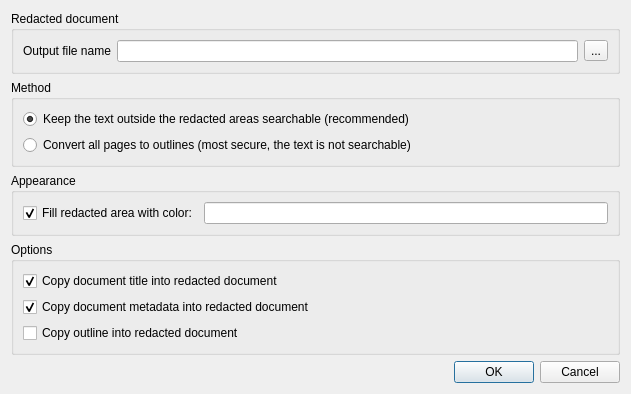
Before: the Qt Designer form Pdf4QtEditorPlugins/RedactPlugin/createredacteddocumentdialog.ui in firehouse360/PDF-Fire, drawn with Qt 5.
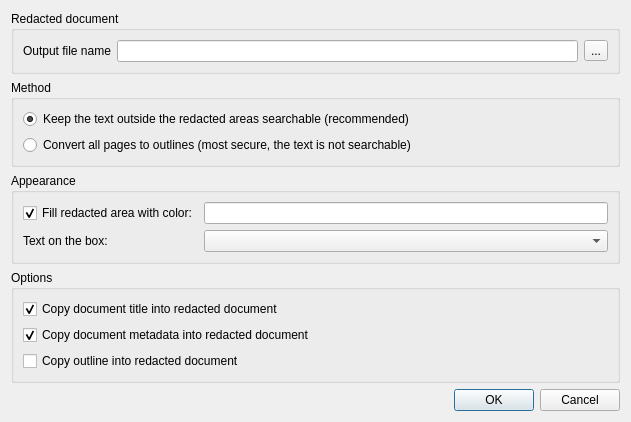
After: the same form once the commit is applied.

Commit message: PDF Fire 0.1.7: no frozen scan after a double click; REDACTED label on redaction boxes

Patch:
```diff
--- a/Pdf4QtEditorPlugins/RedactPlugin/createredacteddocumentdialog.ui
+++ b/Pdf4QtEditorPlugins/RedactPlugin/createredacteddocumentdialog.ui
@@ -77,8 +77,8 @@
      <property name="title">
       <string>Appearance</string>
      </property>
-     <layout class="QHBoxLayout" name="horizontalLayout_2">
-      <item>
+     <layout class="QGridLayout" name="appearanceLayout">
+      <item row="0" column="0">
        <widget class="QCheckBox" name="fillRedactedAreaCheckBox">
         <property name="text">
          <string>Fill redacted area with color:</string>
@@ -88,9 +88,23 @@
         </property>
        </widget>
       </item>
-      <item>
+      <item row="0" column="1">
        <widget class="QLineEdit" name="fillRedactedAreaColorEdit"/>
       </item>
+      <item row="1" column="0">
+       <widget class="QLabel" name="labelStyleLabel">
+        <property name="text">
+         <string>Text on the box:</string>
+        </property>
+       </widget>
+      </item>
+      <item row="1" column="1">
+       <widget class="QComboBox" name="labelStyleComboBox">
+        <property name="toolTip">
+         <string>Writes the word REDACTED in the centre of every redacted box, so a reader can see that something was removed on purpose. The word is drawn as shapes, it is not searchable text.</string>
+        </property>
+       </widget>
+      </item>
      </layout>
     </widget>
    </item>
```
The commit also changes 15 other files.
